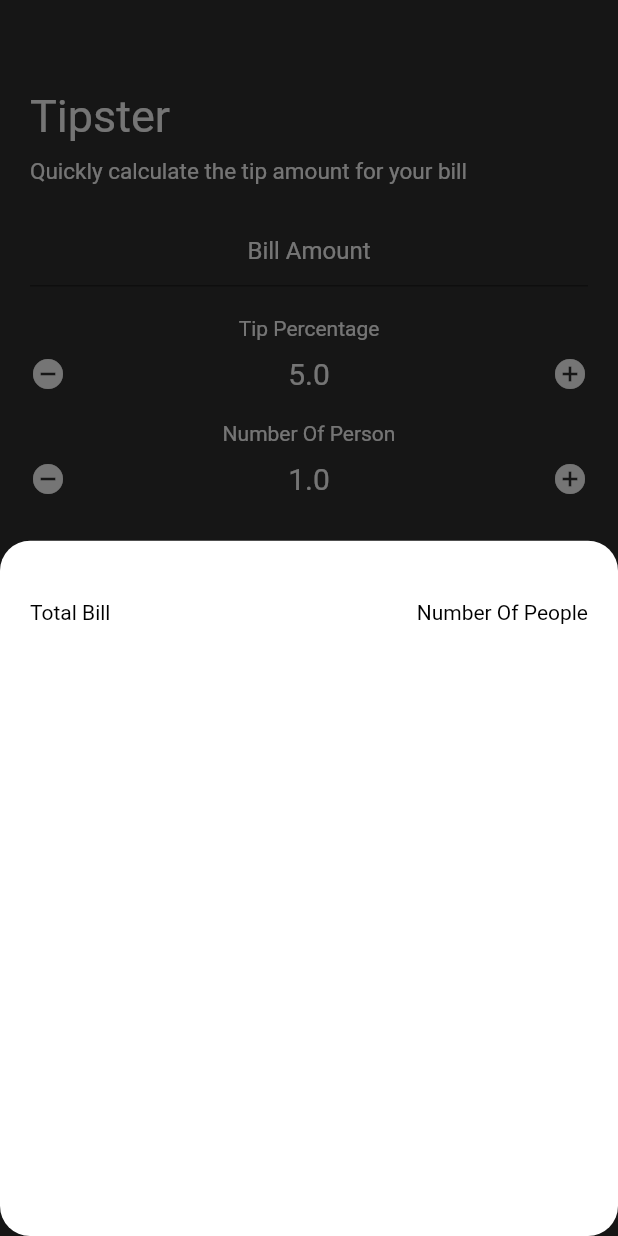
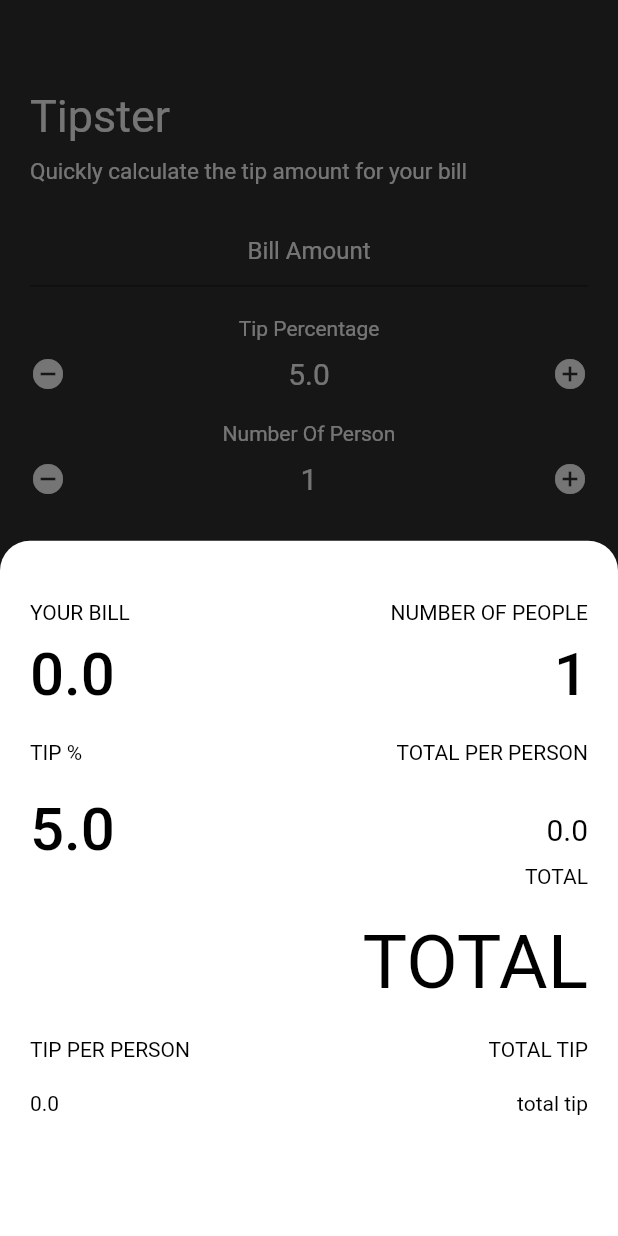
Before and after one commit to aryamanjain036/tipster, a Flutter app: the screen it shows after launch, after a tap on "Calculate", on a phone screen of 412 x 824 dp. Run offline on Flutter 3.47's test engine with Material 2 defaults, Android fonts, the phone set to English and light mode, and no system bars.

Commit message:
card updated

```diff
--- a/lib/main.dart
+++ b/lib/main.dart
@@ -28,10 +28,11 @@ class HomePage extends StatefulWidget {
 
 class _HomePageState extends State<HomePage> {
   double billAmount = 0,
+      tipPercentage = 5,
       numberOfPeople = 1,
-      tipPercentage = 5,
       tipAmount = 0,
       totalAmount = 0;
+  // var numberOfPeopleString = double.parse(numberOfPeople);
   void tipDecrement() {
     setState(() {
       tipPercentage--;
@@ -198,7 +199,7 @@ class _HomePageState extends State<HomePage> {
                                 )),
                             Spacer(),
                             Text(
-                              "$numberOfPeople",
+                              "${numberOfPeople.toInt()}",
                               style:
                                   TextStyle(fontSize: 20, color: Colors.white),
                             ),
@@ -255,7 +256,8 @@ class _HomePageState extends State<HomePage> {
             padding: EdgeInsets.all(20),
             decoration: BoxDecoration(
               color: Colors.white,
-              borderRadius: BorderRadius.circular(20),
+              borderRadius: BorderRadius.only(
+                  topLeft: Radius.circular(20), topRight: Radius.circular(20)),
             ),
             child: Column(
               children: [
@@ -265,12 +267,12 @@ class _HomePageState extends State<HomePage> {
                 Row(
                   children: [
                     Text(
-                      "Total Bill",
+                      "YOUR BILL",
                       style: TextStyle(color: Colors.black),
                     ),
                     Spacer(),
                     Text(
-                      "Number Of People",
+                      "NUMBER OF PEOPLE",
                       style: TextStyle(color: Colors.black),
                     ),
                   ],
@@ -278,6 +280,103 @@ class _HomePageState extends State<HomePage> {
                 SizedBox(
                   height: 10,
                 ),
+                Row(
+                  children: [
+                    Text(
+                      "$billAmount",
+                      style: TextStyle(
+                          color: Colors.black,
+                          fontSize: 40,
+                          fontWeight: FontWeight.w500),
+                    ),
+                    Spacer(),
+                    Text(
+                      "${numberOfPeople.toInt()}",
+                      style: TextStyle(
+                          color: Colors.black,
+                          fontSize: 40,
+                          fontWeight: FontWeight.w500),
+                    ),
+                  ],
+                ),
+                SizedBox(
+                  height: 20,
+                ),
+               Row(
+                  children: [
+                    Text(
+                      "TIP %",
+                      style: TextStyle(color: Colors.black),
+                    ),
+                    Spacer(),
+                    Text(
+                      "TOTAL PER PERSON",
+                      style: TextStyle(color: Colors.black),
+                    ),
+                  ],
+                ),
+                SizedBox(height: 20,),
+                Row(
+                  children: [
+                    Text(
+                      "${tipPercentage}",
+                      style: TextStyle(
+                          color: Colors.black,
+                          fontSize: 40,
+                          fontWeight: FontWeight.w500),
+                    ),
+                    Spacer(),
+                    Text(
+                      "${totalAmount}",
+                      style: TextStyle(color: Colors.black,fontSize: 20),
+                    ),
+                  ],
+                ),
+                Row(
+                  children: [
+                    Spacer(),
+                    Text("TOTAL",style: TextStyle(color: Colors.black),),
+                  ],
+                ),
+                SizedBox(height: 20,),
+                Row(
+                  children: [
+                    Spacer(),
+                    Text("TOTAL",style: TextStyle(color: Colors.black,fontSize: 50),),
+                  ],
+                ),
+                SizedBox(
+                  height: 20,
+                ),
+               Row(
+                  children: [
+                    Text(
+                      "TIP PER PERSON",
+                      style: TextStyle(color: Colors.black),
+                    ),
+                    Spacer(),
+                    Text(
+                      "TOTAL TIP",
+                      style: TextStyle(color: Colors.black),
+                    ),
+                  ],
+                ),
+                SizedBox(
+                  height: 20,
+                ),
+               Row(
+                  children: [
+                    Text(
+                      "${tipAmount}",
+                      style: TextStyle(color: Colors.black),
+                    ),
+                    Spacer(),
+                    Text(
+                      "total tip",
+                      style: TextStyle(color: Colors.black),
+                    ),
+                  ],
+                ),
               ],
             ),
           );
```
